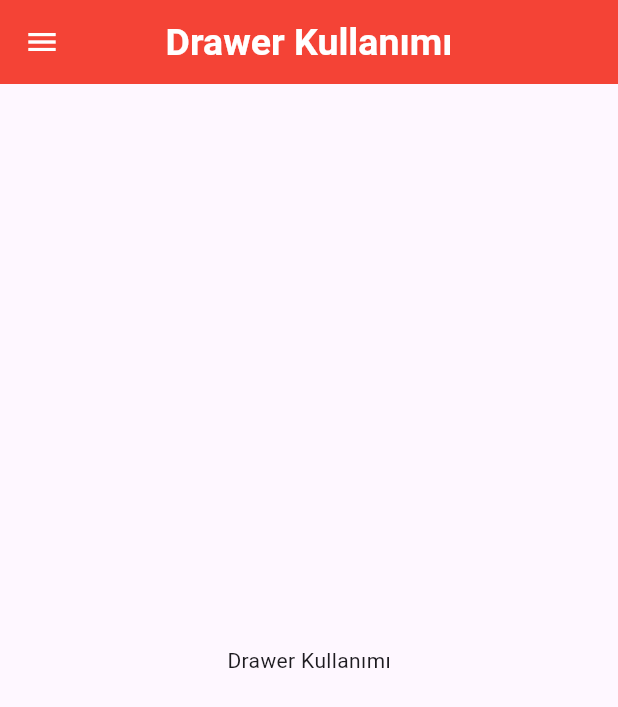
After one commit to yamisagi/flutter_samples, a Flutter app: the DrawerLearn screen opened directly, on a phone screen of 412 x 824 dp. The commit adds this screen. Shown: the top 707 px of the screen. Run offline on Flutter 3.47's test engine with Material 2 defaults, Android fonts, the phone set to English and light mode, and no system bars.

Commit message:
add advanced_widgets

```diff
--- /dev/null
+++ b/lib/advanced_widgets/lesson1/drawer_inkwell/drawer_learn.dart
@@ -0,0 +1,71 @@
+import 'package:flutter/material.dart';
+
+/// [Drawer] widget ekranın solundan kaydırılarak farklı bir menuye ulaşabildiğimiz bir yapıdır.
+/// Genellikle [Drawer] bize log-in olmuş kullanıcının bilgilerini göstermek, uygulama ayarlarına girmek vs.
+/// Bölümlerini koyduğumuz yapıdır.
+class DrawerLearn extends StatelessWidget {
+  const DrawerLearn({Key? key}) : super(key: key);
+
+  @override
+  Widget build(BuildContext context) {
+    return Scaffold(
+      appBar: AppBar(
+        title: const Text('Drawer Kullanımı'),
+      ),
+      drawer: Drawer(
+        /// [Drawer] widget'ı içerisine bir child alır,
+        /// Biz birden çok widget kullanacağımız için [Column] kullandık.
+        child: Column(
+          children: [
+            /// [UserAccountsDrawerHeader] özellikle [Drawer] içinde kullanabileceğimiz bir widgettir.
+            /// İçine [currentAccountPicture] [accountName] ve [accountEmail] gibi parametreler alarak,
+            /// işimizi oldukça kolaylaştırır.
+            UserAccountsDrawerHeader(
+              currentAccountPicture: const CircleAvatar(
+                backgroundImage: NetworkImage(
+                  'https://avatars.githubusercontent.com/u/84624853?s=96&v=4',
+                ),
+              ),
+              accountName: const Text('Eren'),
+              accountEmail: const Text('ecndn@xyz.com'),
+              arrowColor: Colors.white,
+
+              /// [onDetailsPressed] özelliği, kullanıcının detaylar sayfası gibi bir yapı kullanabileceğimiz,
+              /// Bir [VoidCallback]'tir.
+              onDetailsPressed: (() {}),
+            ),
+
+            /// Bu şekilde bir kullanımla [ListView] kullanarak içerisine scroll edilebilir liste ve eleman ekleyebiliriz.
+            Expanded(
+              child: ListView.separated(
+                  itemBuilder: ((context, index) {
+                    return ListTile(
+                      title: Text('Menu ${index + 1}'),
+                      onTap: () {},
+                    );
+                  }),
+                  separatorBuilder: ((context, index) {
+                    return const Divider();
+                  }),
+                  itemCount: 5),
+            ),
+
+            /// Son olarak çok tercih edilmese de,
+            /// AboutListTile widget'ı da ekranın en altında gösterilebilir bir widgettir.
+            /// Bu widget, uygulama hakkında bilgileri göstermek için kullanılır.
+            const AboutListTile(
+              icon: Icon(Icons.info),
+              applicationName: 'Drawer Kullanımı',
+              applicationVersion: '1.0.0',
+              applicationIcon: Icon(Icons.info),
+              applicationLegalese: 'Copyright 2020',
+            ),
+          ],
+        ),
+      ),
+      body: const Center(
+        child: Text('Drawer Kullanımı'),
+      ),
+    );
+  }
+}
```
Also changed, not shown: lib/advanced_widgets/lesson1/drawer_inkwell/inkwell_learn.dart (added, +52 -0 lines), lib/main.dart (+7 -2 lines), 1 other file.
